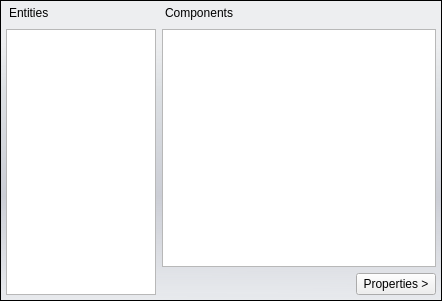
Above: bin/data/ui/eceditor.ui from realXtend/tundra before the change. Below: the same form after it.
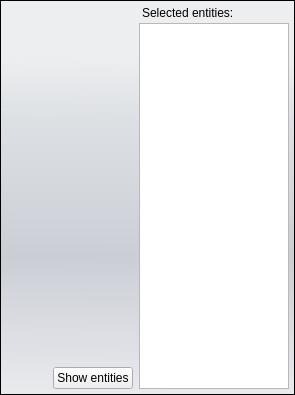
That is the form after the change.

Diff of the .ui file:
```diff
--- a/bin/data/ui/eceditor.ui
+++ b/bin/data/ui/eceditor.ui
@@ -6,8 +6,8 @@
    <rect>
     <x>0</x>
     <y>0</y>
-    <width>442</width>
-    <height>301</height>
+    <width>295</width>
+    <height>395</height>
    </rect>
   </property>
   <property name="windowTitle">
@@ -49,14 +49,80 @@
       </property>
       <item>
        <layout class="QVBoxLayout" name="verticalLayout">
+        <item>
+         <widget class="QWidget" name="browser_widget" native="true">
+          <property name="sizePolicy">
+           <sizepolicy hsizetype="Expanding" vsizetype="Expanding">
+            <horstretch>0</horstretch>
+            <verstretch>0</verstretch>
+           </sizepolicy>
+          </property>
+          <layout class="QVBoxLayout" name="verticalLayout_2">
+           <property name="spacing">
+            <number>0</number>
+           </property>
+           <property name="margin">
+            <number>0</number>
+           </property>
+          </layout>
+         </widget>
+        </item>
         <item>
          <layout class="QHBoxLayout" name="horizontalLayout_3">
           <item>
-           <layout class="QVBoxLayout" name="verticalLayout_4">
+           <spacer name="horizontalSpacer">
+            <property name="orientation">
+             <enum>Qt::Horizontal</enum>
+            </property>
+            <property name="sizeHint" stdset="0">
+             <size>
+              <width>40</width>
+              <height>20</height>
+             </size>
+            </property>
+           </spacer>
+          </item>
+          <item>
+           <widget class="QPushButton" name="but_show_entities">
+            <property name="sizePolicy">
+             <sizepolicy hsizetype="Fixed" vsizetype="Fixed">
+              <horstretch>0</horstretch>
+              <verstretch>0</verstretch>
+             </sizepolicy>
+            </property>
+            <property name="text">
+             <string>Show entities</string>
+            </property>
+           </widget>
+          </item>
+         </layout>
+        </item>
+       </layout>
+      </item>
+      <item>
+       <layout class="QVBoxLayout" name="verticalLayout_enetities">
+        <item>
+         <widget class="QWidget" name="entity_widget" native="true">
+          <property name="enabled">
+           <bool>true</bool>
+          </property>
+          <property name="sizePolicy">
+           <sizepolicy hsizetype="Preferred" vsizetype="Preferred">
+            <horstretch>0</horstretch>
+            <verstretch>0</verstretch>
+           </sizepolicy>
+          </property>
+          <layout class="QVBoxLayout" name="verticalLayout_3">
+           <property name="spacing">
+            <number>0</number>
+           </property>
+           <property name="margin">
+            <number>0</number>
+           </property>
             <item>
              <widget class="QLabel" name="label_entities">
               <property name="text">
-               <string>Entities</string>
+              <string>Selected entities:</string>
               </property>
              </widget>
             </item>
@@ -86,118 +152,9 @@
              </widget>
             </item>
            </layout>
-          </item>
-          <item>
-           <layout class="QVBoxLayout" name="verticalLayout_3">
-            <item>
-             <widget class="QLabel" name="label_components">
-              <property name="text">
-               <string>Components</string>
-              </property>
-             </widget>
-            </item>
-            <item>
-             <widget class="QTreeWidget" name="list_components">
-              <property name="contextMenuPolicy">
-               <enum>Qt::CustomContextMenu</enum>
-              </property>
-              <property name="editTriggers">
-               <set>QAbstractItemView::NoEditTriggers</set>
-              </property>
-              <property name="rootIsDecorated">
-               <bool>true</bool>
-              </property>
-              <property name="headerHidden">
-               <bool>true</bool>
-              </property>
-              <property name="columnCount">
-               <number>3</number>
-              </property>
-              <attribute name="headerVisible">
-               <bool>false</bool>
-              </attribute>
-              <attribute name="headerDefaultSectionSize">
-               <number>80</number>
-              </attribute>
-              <attribute name="headerHighlightSections">
-               <bool>false</bool>
-              </attribute>
-              <attribute name="headerMinimumSectionSize">
-               <number>0</number>
-              </attribute>
-              <attribute name="headerStretchLastSection">
-               <bool>false</bool>
-              </attribute>
-              <attribute name="headerDefaultSectionSize">
-               <number>80</number>
-              </attribute>
-              <attribute name="headerVisible">
-               <bool>false</bool>
-              </attribute>
-              <attribute name="headerMinimumSectionSize">
-               <number>0</number>
-              </attribute>
-              <attribute name="headerHighlightSections">
-               <bool>false</bool>
-              </attribute>
-              <attribute name="headerStretchLastSection">
-               <bool>false</bool>
-              </attribute>
-              <column>
-               <property name="text">
-                <string notr="true">1</string>
-               </property>
-              </column>
-              <column>
-               <property name="text">
-                <string notr="true">2</string>
-               </property>
-              </column>
-              <column>
-               <property name="text">
-                <string notr="true">3</string>
-               </property>
-              </column>
-             </widget>
-            </item>
-            <item>
-             <layout class="QHBoxLayout" name="horizontalLayout_2">
-              <item>
-               <spacer name="horizontalSpacer">
-                <property name="orientation">
-                 <enum>Qt::Horizontal</enum>
-                </property>
-                <property name="sizeHint" stdset="0">
-                 <size>
-                  <width>40</width>
-                  <height>20</height>
-                 </size>
-                </property>
-               </spacer>
-              </item>
-              <item>
-               <widget class="QPushButton" name="but_show_properties">
-                <property name="sizePolicy">
-                 <sizepolicy hsizetype="Fixed" vsizetype="Fixed">
-                  <horstretch>0</horstretch>
-                  <verstretch>0</verstretch>
-                 </sizepolicy>
-                </property>
-                <property name="text">
-                 <string>Properties &gt;</string>
-                </property>
-               </widget>
-              </item>
-             </layout>
-            </item>
-           </layout>
-          </item>
-         </layout>
-        </item>
-       </layout>
-      </item>
-      <item>
-       <layout class="QVBoxLayout" name="verticalLayout_properties"/>
+         </widget>
+        </item>
+       </layout>
       </item>
      </layout>
     </widget>
```
Lines whose indentation alone changed are shown as unchanged.
